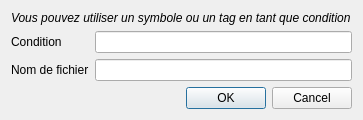
Above: ui/conditionwindow.ui from Bionus/imgbrd-grabber before the change. Below: the same form after it.
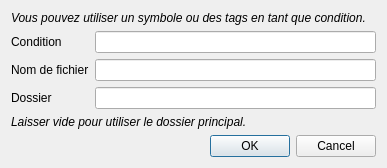
That is the form after the change. Icons and pictures are not drawn.

```diff
--- a/ui/conditionwindow.ui
+++ b/ui/conditionwindow.ui
@@ -9,8 +9,8 @@
    <rect>
     <x>0</x>
     <y>0</y>
-    <width>363</width>
-    <height>112</height>
+    <width>387</width>
+    <height>157</height>
    </rect>
   </property>
   <property name="windowTitle">
@@ -24,7 +24,7 @@
    <item row="0" column="0" colspan="2">
     <widget class="QLabel" name="label_3">
      <property name="text">
-      <string>&lt;i&gt;Vous pouvez utiliser un symbole ou un tag en tant que condition&lt;/i&gt;</string>
+      <string>&lt;i&gt;Vous pouvez utiliser un symbole ou des tags en tant que condition.&lt;/i&gt;</string>
      </property>
     </widget>
    </item>
@@ -45,7 +45,7 @@
      </property>
     </widget>
    </item>
-   <item row="3" column="0" colspan="2">
+   <item row="5" column="0" colspan="2">
     <widget class="QDialogButtonBox" name="buttonBox">
      <property name="orientation">
       <enum>Qt::Horizontal</enum>
@@ -58,6 +58,23 @@
    <item row="2" column="1">
     <widget class="QLineEdit" name="lineFilename"/>
    </item>
+   <item row="3" column="0">
+    <widget class="QLabel" name="label_4">
+     <property name="text">
+      <string>Dossier</string>
+     </property>
+    </widget>
+   </item>
+   <item row="4" column="0" colspan="2">
+    <widget class="QLabel" name="label_5">
+     <property name="text">
+      <string>&lt;i&gt;Laisser vide pour utiliser le dossier principal.&lt;/i&gt;</string>
+     </property>
+    </widget>
+   </item>
+   <item row="3" column="1">
+    <widget class="QLineEdit" name="lineFolder"/>
+   </item>
   </layout>
  </widget>
  <tabstops>
```
